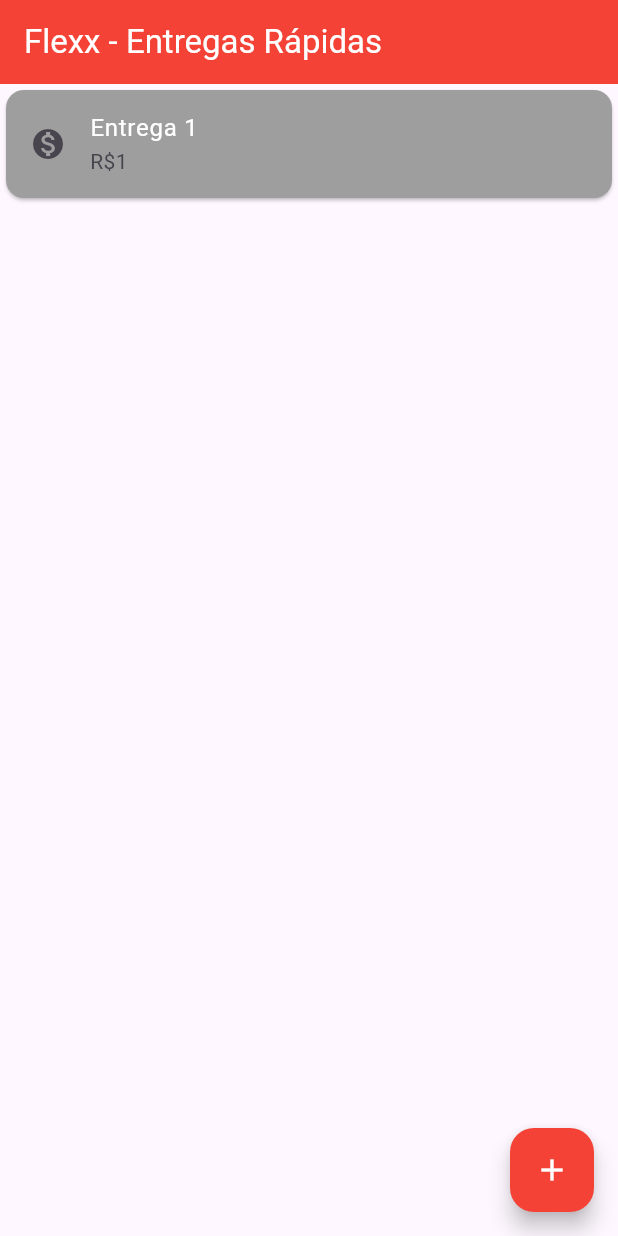
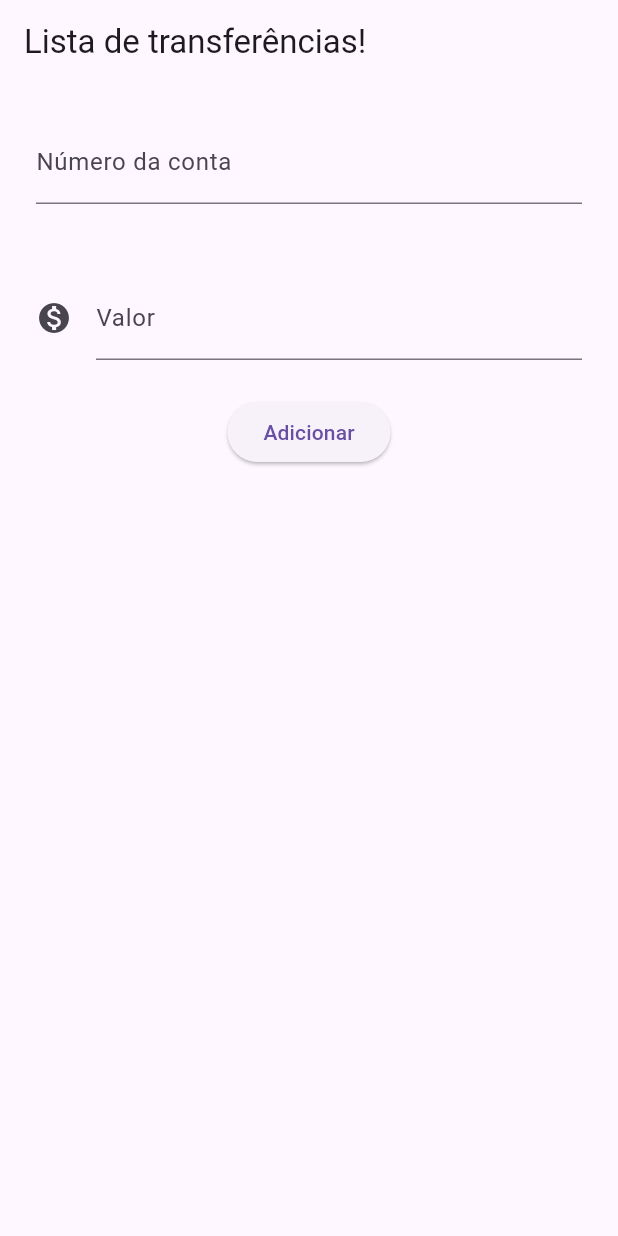
Before and after one commit to hunterkoon/flexx, a Flutter app: the screen it shows after launch, on a phone screen of 412 x 824 dp. Run offline on Flutter 3.47's test engine with Material 3 defaults, Android fonts, the phone set to English and light mode, and no system bars; missing offline and left inert: dart:ffi.

Commit message:
adicionando formulários

```diff
--- a/lib/main.dart
+++ b/lib/main.dart
@@ -1,40 +1,88 @@
 import 'package:flutter/material.dart';
 
 void main() {
-  runApp(
-    MaterialApp(
+  runApp(const FlexxApp());
+}
+
+class FlexxApp extends StatelessWidget {
+  const FlexxApp({super.key});
+
+  @override
+  Widget build(BuildContext context) {
+    return MaterialApp(
       home: Scaffold(
-        body: ListaTransferencias(),
-        appBar: AppBar(
-          backgroundColor: Colors.red,
-          title: const Text(
-            style: TextStyle(color: Colors.white),
-            "Flexx - Entregas Rápidas",
-            textDirection: TextDirection.ltr,
+        body: FormularioTransferencia(),
+      ),
+    );
+  }
+}
+
+class FormularioTransferencia extends StatelessWidget {
+  @override
+  Widget build(BuildContext buildContext) {
+    return Scaffold(
+      appBar: AppBar(
+        title: const Text('Lista de transferências!'),
+      ),
+      body: Column(
+        children: [
+          const Padding(
+            padding: EdgeInsets.all(24.0),
+            child: TextField(
+              style: TextStyle(
+                fontSize: 16,
+                color: Colors.grey,
+              ),
+              decoration: InputDecoration(
+                  labelText: 'Número da conta', hintText: '0000'),
+              keyboardType: TextInputType.number,
+            ),
           ),
-        ),
-        floatingActionButton: FloatingActionButton(
-          onPressed: () {
-            print("Clicou");
-          },
-          backgroundColor: Colors.red,
-          child: const Icon(
-            Icons.add,
-            color: Colors.white,
+          const Padding(
+            padding: EdgeInsets.all(24.0),
+            child: TextField(
+              decoration:
+                  InputDecoration(
+                      icon: Icon(Icons.monetization_on),
+                      labelText: 'Valor', hintText: '100.00R\$'),
+              style: TextStyle(
+                fontSize: 16,
+                color: Colors.grey,
+              ),
+              keyboardType: TextInputType.number,
+            ),
           ),
-        ),
+          ElevatedButton(onPressed: () {}, child: const Text('Adicionar'))
+        ],
       ),
-    ),
-  );
+    );
+  }
 }
 
 class ListaTransferencias extends StatelessWidget {
   @override
   Widget build(BuildContext context) {
-    return const Column(
-      children: <Widget>[
-        EntregaValor('Entrega 1', '1'),
-      ],
+    return Scaffold(
+      body: const Column(
+        children: <Widget>[
+          EntregaValor("100", "100"),
+          EntregaValor("100", "100"),
+          EntregaValor("100", "100"),
+          EntregaValor("100", "100"),
+        ],
+      ),
+      appBar: AppBar(
+        backgroundColor: Colors.red,
+        title: const Text(
+          style: TextStyle(color: Colors.white),
+          "Flexx - Entregas Rápidas",
+          textDirection: TextDirection.ltr,
+        ),
+      ),
+      floatingActionButton: FloatingActionButton(
+        onPressed: () {},
+        child: const Icon(Icons.add),
+      ),
     );
   }
 }
```
